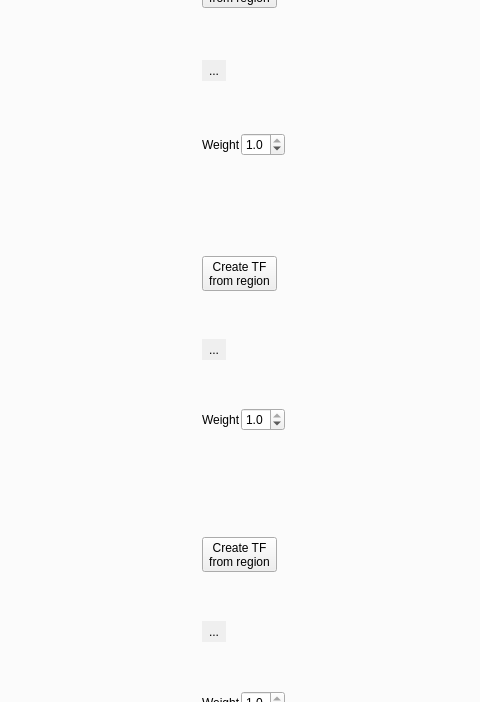
Above: QtCuda/mainwindow.ui from luosz/cuda-visibility before the change; both pictures show x 156 to 636 and y 202 to 904 of the 800 by 1000 pixel window. Below: the same form after it.
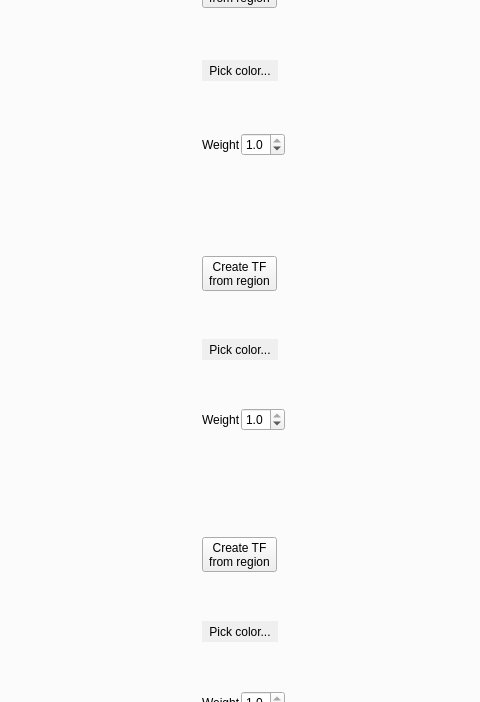
That is the form after the change. The open tabs and pages were chosen to show the change.

Commit message: Pick color...

What changed in the file:
```diff
--- a/QtCuda/mainwindow.ui
+++ b/QtCuda/mainwindow.ui
@@ -414,7 +414,7 @@
                    <bool>true</bool>
                   </property>
                   <property name="text">
-                   <string>...</string>
+                   <string>Pick color...</string>
                   </property>
                   <property name="autoRaise">
                    <bool>true</bool>
@@ -491,7 +491,7 @@
                    <bool>true</bool>
                   </property>
                   <property name="text">
-                   <string>...</string>
+                   <string>Pick color...</string>
                   </property>
                   <property name="autoRaise">
                    <bool>true</bool>
@@ -548,7 +548,7 @@
                    <bool>true</bool>
                   </property>
                   <property name="text">
-                   <string>...</string>
+                   <string>Pick color...</string>
                   </property>
                   <property name="autoRaise">
                    <bool>true</bool>
```
The commit also changes 2 other files.
